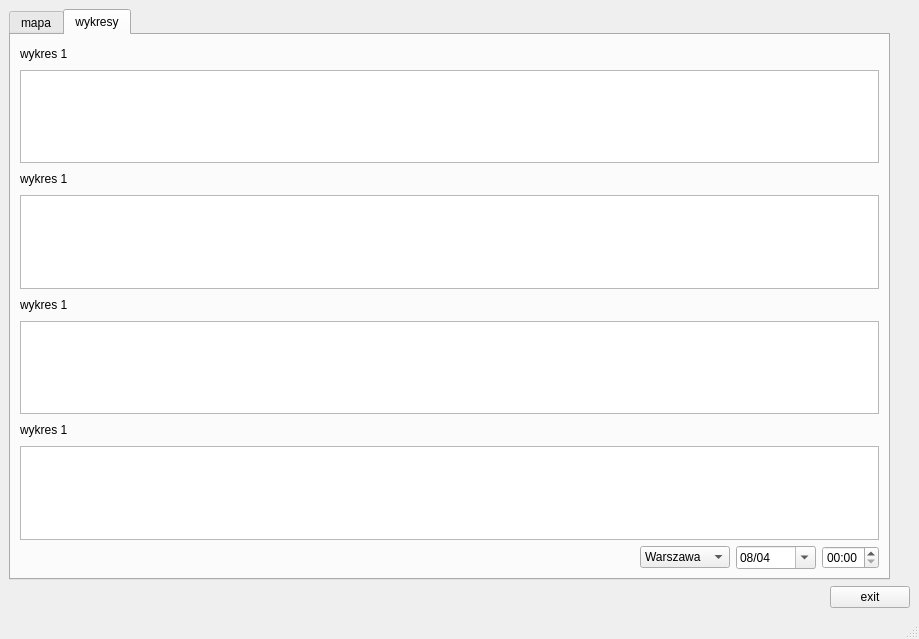
CypHry/Poland-weather-app, file ui/pogoda.ui: the form before one commit.
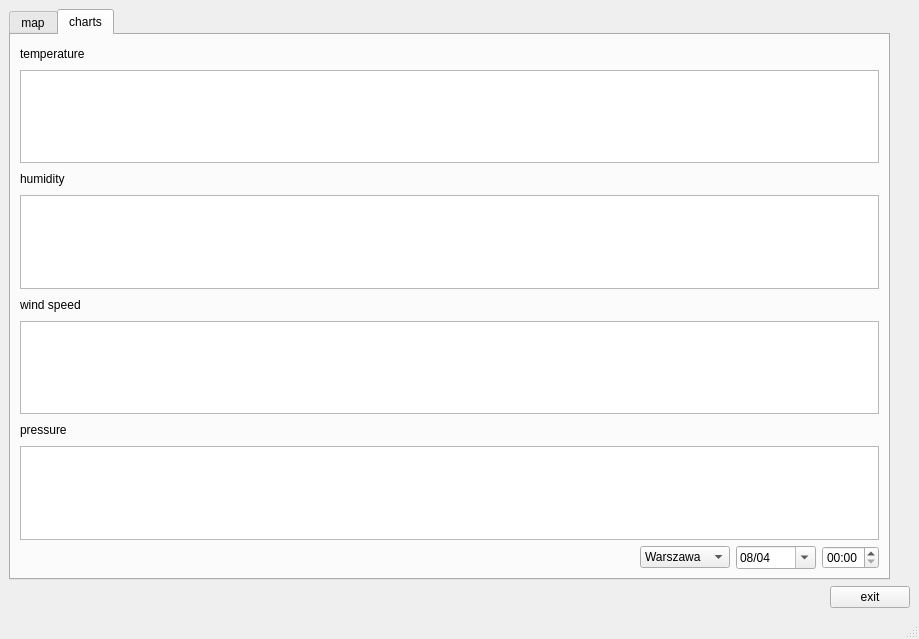
The form after the commit. The open tabs and pages were chosen to show the change. Custom widgets are drawn as their Qt base class.

Commit message: base of weather_charts_tab class

Diff of the .ui file:
```diff
--- a/ui/pogoda.ui
+++ b/ui/pogoda.ui
@@ -42,7 +42,7 @@
           </property>
           <widget class="QWidget" name="tab">
            <attribute name="title">
-            <string>mapa</string>
+            <string>map</string>
            </attribute>
            <layout class="QGridLayout" name="gridLayout_5">
             <item row="0" column="0">
@@ -150,7 +150,7 @@
           </widget>
           <widget class="QWidget" name="tab_2">
            <attribute name="title">
-            <string>wykresy</string>
+            <string>charts</string>
            </attribute>
            <layout class="QGridLayout" name="gridLayout_2">
             <item row="4" column="0">
@@ -158,7 +158,7 @@
               <item row="0" column="0">
                <widget class="QLabel" name="label_2">
                 <property name="text">
-                 <string>wykres 1</string>
+                 <string>wind speed</string>
                 </property>
                </widget>
               </item>
@@ -182,7 +182,7 @@
               <item row="0" column="0">
                <widget class="QLabel" name="label_4">
                 <property name="text">
-                 <string>wykres 1</string>
+                 <string>temperature</string>
                 </property>
                </widget>
               </item>
@@ -321,7 +321,7 @@
               <item row="0" column="0">
                <widget class="QLabel" name="label_3">
                 <property name="text">
-                 <string>wykres 1</string>
+                 <string>humidity</string>
                 </property>
                </widget>
               </item>
@@ -345,7 +345,7 @@
               <item row="0" column="0">
                <widget class="QLabel" name="label">
                 <property name="text">
-                 <string>wykres 1</string>
+                 <string>pressure</string>
                 </property>
                </widget>
               </item>
@@ -432,6 +432,13 @@
   </widget>
   <widget class="QStatusBar" name="statusbar"/>
  </widget>
+ <customwidgets>
+  <customwidget>
+   <class>QtCharts::QChartView</class>
+   <extends>QGraphicsView</extends>
+   <header location="global">QtCharts/QChartView</header>
+  </customwidget>
+ </customwidgets>
  <resources/>
  <connections>
   <connection>
```
Left out of the diff: 12 changed lines with no effect on the pictures. The commit also changes 6 other files.
